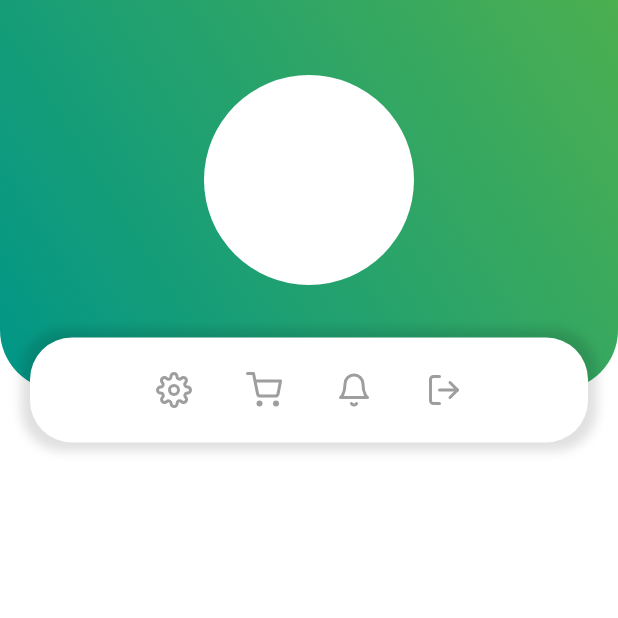
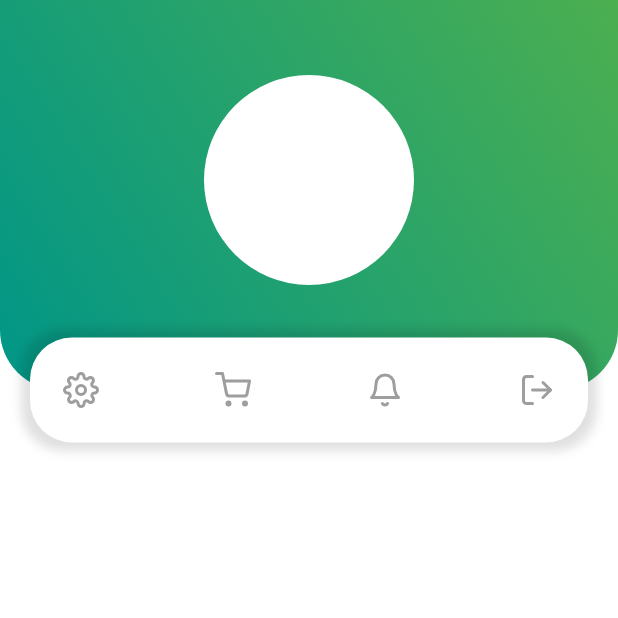
Before and after one commit to saugat-adh/medico, a Flutter app: the Dash1 screen opened directly, on a phone screen of 412 x 824 dp, the top half of it. Run offline on Flutter 3.47's test engine with Material 2 defaults, Android fonts, the phone set to English and light mode, and no system bars; our stand-ins replace flutter_feather_icons, salomon_bottom_bar; missing offline and left inert: enum_to_string, gender_picker.

Commit message:
Dashboard icons => changes in implementation and code

```diff
--- a/lib/Pages/dashboard.dart
+++ b/lib/Pages/dashboard.dart
@@ -88,3 +88,6 @@ class _Dash1State extends State<Dash1> {
     );
   }
 }
+
+//riwimi007@gmail.com
+// riwimi1234
--- a/lib/Wizards/icons.dart
+++ b/lib/Wizards/icons.dart
@@ -2,29 +2,44 @@ import 'package:flutter/material.dart';
 import 'package:flutter_feather_icons/flutter_feather_icons.dart';
 
 class DashIcons extends StatelessWidget {
-  final List<bool> isSelekted = List.generate(4, (index) => false);
 
   @override
   Widget build(BuildContext context) {
     return Container(
-      child: ToggleButtons(
-        constraints: BoxConstraints(
-          maxHeight: 100,
-          maxWidth: 100,
-          minHeight: 60,
-          minWidth: 60,
-        ),
-        selectedBorderColor: Colors.teal,
-        renderBorder: false,
-        fillColor: Colors.transparent,
+      child: Row(
+        mainAxisAlignment: MainAxisAlignment.spaceBetween,
         children: [
-          Icon(FeatherIcons.settings),
-          Icon(FeatherIcons.shoppingCart),
-          Icon(FeatherIcons.bell),
-          Icon(FeatherIcons.logOut),
+          IcoBtn(ico: Icon(
+            FeatherIcons.settings,
+          ),),
+          IcoBtn(ico: Icon(
+            FeatherIcons.shoppingCart,
+          ),),
+          IcoBtn(ico: Icon(
+            FeatherIcons.bell,
+          ),),
+          IcoBtn(ico: Icon(
+            FeatherIcons.logOut,
+          ),),
         ],
-        isSelected: isSelekted,
       ),
     );
   }
 }
+
+class IcoBtn extends StatelessWidget {
+  IcoBtn({@required this.ico});
+
+  final Icon ico;
+
+  @override
+  Widget build(BuildContext context) {
+    return IconButton(
+      color: Colors.grey,
+      hoverColor: Colors.black,
+      icon: ico,
+      onPressed: () {
+      },
+    );
+  }
+}
```
